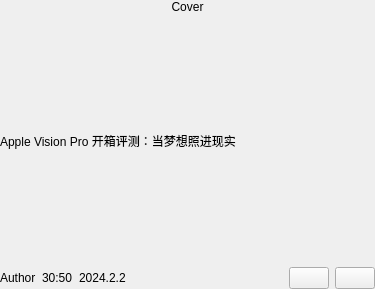
Above: sVanilla/src/ClientUi/VideoList/VideoGridWidget.ui from WangPengZhan/sVanilla before the change. Below: the same form after it.
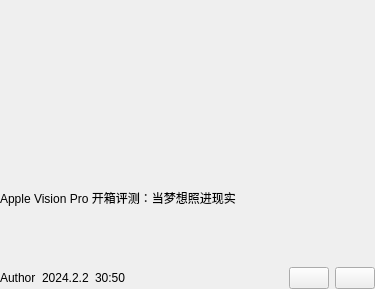
That is the form after the change. Custom widgets are drawn as their Qt base class.

Commit message: style(client): organize resource folders; fix the problem of layout dangling in UI files; add stylesheets to VideoList

Patch:
```diff
--- a/sVanilla/src/ClientUi/VideoList/VideoGridWidget.ui
+++ b/sVanilla/src/ClientUi/VideoList/VideoGridWidget.ui
@@ -27,19 +27,13 @@
     <number>0</number>
    </property>
    <item>
-    <widget class="QLabel" name="Cover">
+    <widget class="::RoundImageWidget" name="Cover" native="true">
      <property name="sizePolicy">
-      <sizepolicy hsizetype="Preferred" vsizetype="Preferred">
+      <sizepolicy hsizetype="Expanding" vsizetype="Expanding">
        <horstretch>0</horstretch>
        <verstretch>0</verstretch>
       </sizepolicy>
      </property>
-     <property name="text">
-      <string>Cover</string>
-     </property>
-     <property name="alignment">
-      <set>Qt::AlignCenter</set>
-     </property>
     </widget>
    </item>
    <item>
@@ -56,7 +50,20 @@
     </widget>
    </item>
    <item>
+    <widget class="QWidget" name="ButtonLayoutWidget" native="true">
     <layout class="QHBoxLayout" name="horizontalLayout">
+      <property name="leftMargin">
+       <number>0</number>
+      </property>
+      <property name="topMargin">
+       <number>0</number>
+      </property>
+      <property name="rightMargin">
+       <number>0</number>
+      </property>
+      <property name="bottomMargin">
+       <number>0</number>
+      </property>
      <item>
       <widget class="QLabel" name="Author">
        <property name="text">
@@ -65,19 +72,19 @@
       </widget>
      </item>
      <item>
-      <widget class="QLabel" name="Duration">
-       <property name="text">
-        <string>30:50</string>
-       </property>
-      </widget>
-     </item>
-     <item>
-      <widget class="QLabel" name="PulishDate">
+       <widget class="QLabel" name="VideoGridPulishDate">
        <property name="text">
         <string>2024.2.2</string>
        </property>
       </widget>
      </item>
+      <item>
+       <widget class="QLabel" name="VideoGridDuration">
+        <property name="text">
+         <string>30:50</string>
+        </property>
+       </widget>
+      </item>
      <item>
       <spacer name="horizontalSpacer">
        <property name="orientation">
@@ -118,10 +125,19 @@
       </widget>
      </item>
     </layout>
+    </widget>
    </item>
   </layout>
  </widget>
  <layoutdefault spacing="6" margin="11"/>
+ <customwidgets>
+  <customwidget>
+   <class>::RoundImageWidget</class>
+   <extends>QWidget</extends>
+   <header>SUI/RoundImageWidget.h</header>
+   <container>1</container>
+  </customwidget>
+ </customwidgets>
  <resources/>
  <connections/>
 </ui>
```
Left out of the diff: 6 changed lines with no effect on the pictures. Lines whose indentation alone changed are shown as unchanged. The commit also changes 50 other files.
